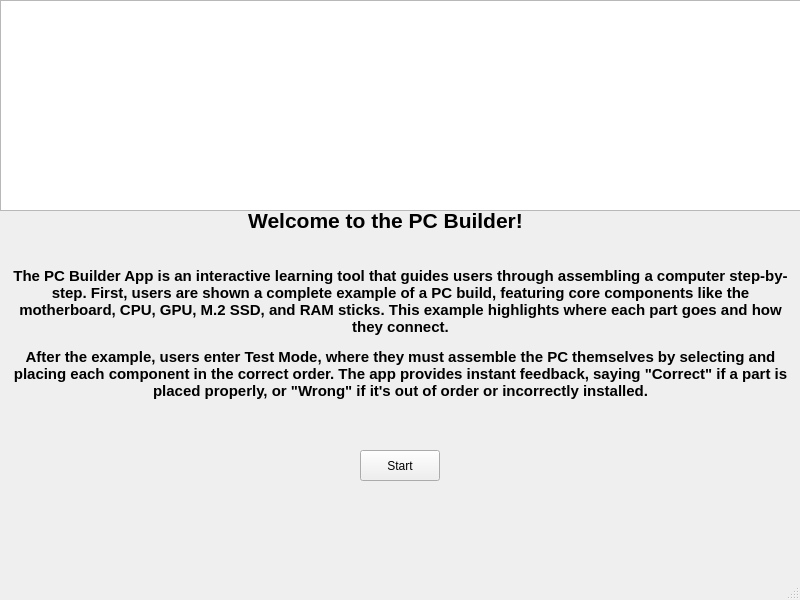
Qt form mainwindow.ui (KaiokenBro/PC-Builder) before a commit.
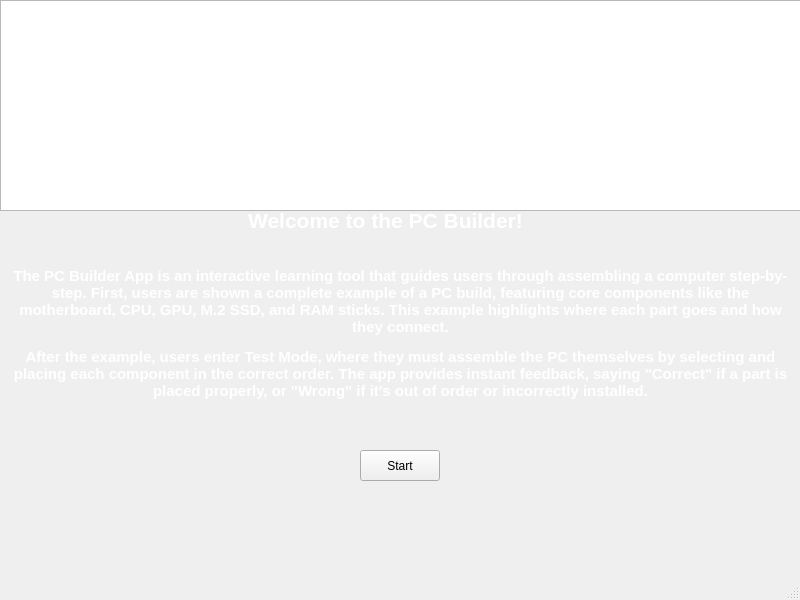
The same form after that commit.

Commit message: Changed text on mainwindow to be consistently white

```diff
--- a/mainwindow.ui
+++ b/mainwindow.ui
@@ -29,6 +29,9 @@
       <bold>true</bold>
      </font>
     </property>
+    <property name="styleSheet">
+     <string notr="true">color: rgb(255, 255, 255);</string>
+    </property>
     <property name="text">
      <string>&lt;html&gt;&lt;head/&gt;&lt;body&gt;&lt;p&gt;&lt;span style=&quot; font-size:16pt; font-weight:700;&quot;&gt;Welcome to the PC Builder!&lt;/span&gt;&lt;/p&gt;&lt;/body&gt;&lt;/html&gt;</string>
     </property>
@@ -45,6 +48,9 @@
       <height>231</height>
      </rect>
     </property>
+    <property name="styleSheet">
+     <string notr="true">color: rgb(255, 255, 255);</string>
+    </property>
     <property name="text">
      <string>&lt;html&gt;&lt;head/&gt;&lt;body&gt;&lt;p&gt;&lt;span style=&quot; font-size:11pt; font-weight:700;&quot;&gt;The PC Builder App is an interactive learning tool that guides users through assembling a computer step-by-step. First, users are shown a complete example of a PC build, featuring core components like the &lt;/span&gt;&lt;span style=&quot; font-size:11pt; font-weight:700;&quot;&gt;motherboard&lt;/span&gt;&lt;span style=&quot; font-size:11pt; font-weight:700;&quot;&gt;, &lt;/span&gt;&lt;span style=&quot; font-size:11pt; font-weight:700;&quot;&gt;CPU&lt;/span&gt;&lt;span style=&quot; font-size:11pt; font-weight:700;&quot;&gt;, &lt;/span&gt;&lt;span style=&quot; font-size:11pt; font-weight:700;&quot;&gt;GPU&lt;/span&gt;&lt;span style=&quot; font-size:11pt; font-weight:700;&quot;&gt;, &lt;/span&gt;&lt;span style=&quot; font-size:11pt; font-weight:700;&quot;&gt;M.2 SSD&lt;/span&gt;&lt;span style=&quot; font-size:11pt; font-weight:700;&quot;&gt;, and &lt;/span&gt;&lt;span style=&quot; font-size:11pt; font-weight:700;&quot;&gt;RAM sticks&lt;/span&gt;&lt;span style=&quot; font-size:11pt; font-weight:700;&quot;&gt;. This example highlights where each part goes and how they connect.&lt;/span&gt;&lt;/p&gt;&lt;p&gt;&lt;span style=&quot; font-size:11pt; font-weight:700;&quot;&gt;After the example, users enter &lt;/span&gt;&lt;span style=&quot; font-size:11pt; font-weight:700;&quot;&gt;Test Mode&lt;/span&gt;&lt;span style=&quot; font-size:11pt; font-weight:700;&quot;&gt;, where they must assemble the PC themselves by selecting and placing each component in the correct order. The app provides instant feedback, saying &lt;/span&gt;&lt;span style=&quot; font-size:11pt; font-weight:700;&quot;&gt;&amp;quot;Correct&amp;quot;&lt;/span&gt;&lt;span style=&quot; font-size:11pt; font-weight:700;&quot;&gt; if a part is placed properly, or &lt;/span&gt;&lt;span style=&quot; font-size:11pt; font-weight:700;&quot;&gt;&amp;quot;Wrong&amp;quot;&lt;/span&gt;&lt;span style=&quot; font-size:11pt; font-weight:700;&quot;&gt; if it's out of order or incorrectly installed.&lt;/span&gt;&lt;/p&gt;&lt;p&gt;&lt;span style=&quot; font-size:11pt; font-weight:700;&quot;&gt;&lt;br/&gt;&lt;/span&gt;&lt;/p&gt;&lt;/body&gt;&lt;/html&gt;</string>
     </property>
```
Left out of the diff: 2 changed lines with no effect on the pictures.
